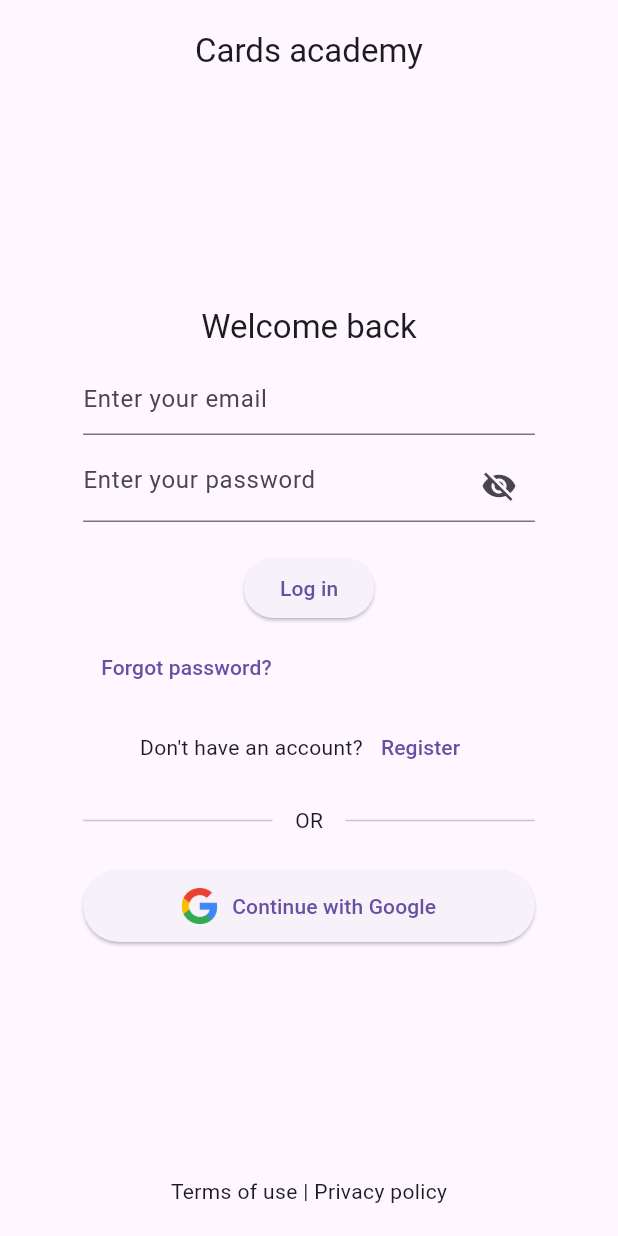
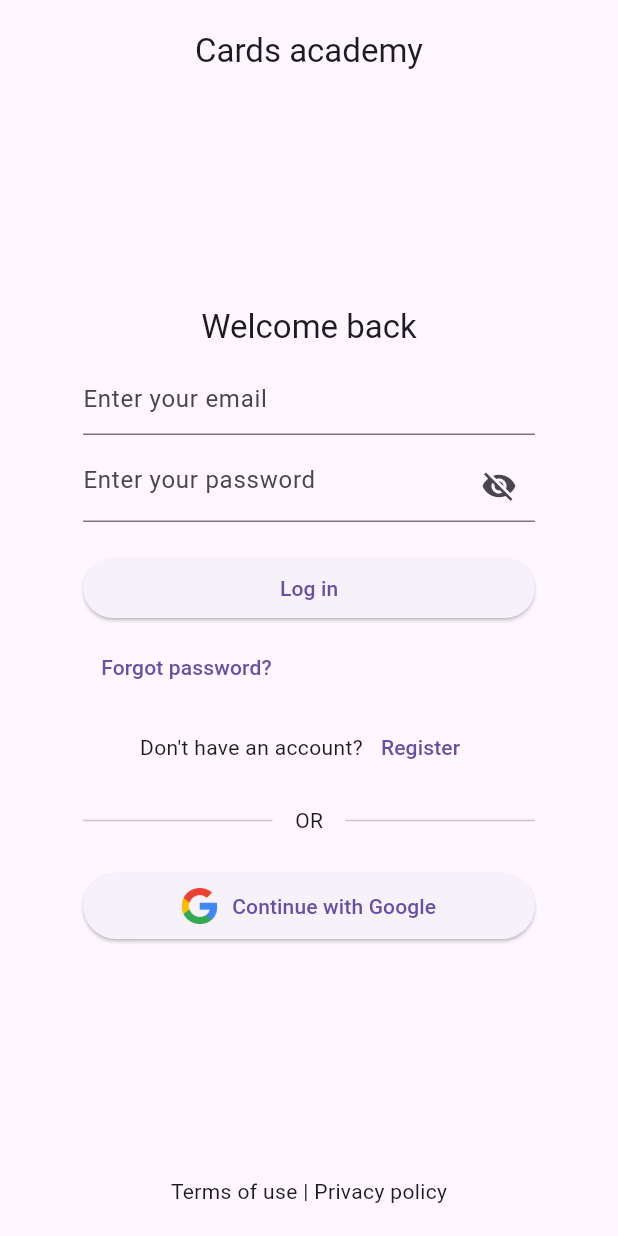
Before and after one commit to Teoneag/Shop-layout-1, a Flutter app: the screen it shows after launch, on a phone screen of 412 x 824 dp. Run offline on Flutter 3.47's test engine with Material 2 defaults, Android fonts, the light colour scheme and no system bars; our stand-ins replace cloud_firestore, email_validator, firebase_auth, firebase_core; accounts and stored records are empty; generated files the repository leaves out were written again.

Commit message:
login-2-step-4

```diff
--- a/lib/main.dart
+++ b/lib/main.dart
@@ -36,7 +36,7 @@ class MyApp extends StatelessWidget {
         brightness: Brightness.dark,
       ),
       themeMode: ThemeMode.system,
-      routes: routes,
+      onGenerateRoute: generateLocalRoutes,
       home: StreamBuilder<User?>(
         stream: FirebaseAuth.instance.authStateChanges(),
         builder: (context, snapshot) {
--- a/lib/screens/login_screen.dart
+++ b/lib/screens/login_screen.dart
@@ -1,19 +1,18 @@
 import 'package:flutter/material.dart';
-import 'package:shop_layout_1/widgets/auth_widgets.dart';
-import '/utils/consts.dart';
+import '/widgets/auth_widgets.dart';
 import '/utils/utils.dart';
 import '/utils/routes.dart';
 import '/firebase/auth_methods.dart';
 
-// TODO: add forgot password, veify email
+// TODO: what to do with the snake dialogs, should i add open email?
 // TODO: there is not user, wrong password, no internet, bad email for forgot password, other errors
-// TODO: modify the register screen
-// add language support
-// terms of use & privacy policy
-// TODO: widget vs stateless widget
+// TODO: add language support
+// TODO: terms of use & privacy policy
 
 class LoginScreen extends StatefulWidget {
-  const LoginScreen({super.key});
+  final String? initialEmail;
+
+  const LoginScreen({super.key, this.initialEmail});
 
   @override
   State<LoginScreen> createState() => _LoginScreenState();
@@ -25,8 +24,12 @@ class _LoginScreenState extends State<LoginScreen> {
   final _formKey = GlobalKey<FormState>();
   final BoolWrapper _obscureText = BoolWrapper(true);
   bool _isLoading = false;
-  bool _isForgotLoading = false;
-  bool _isEmailSend = false;
+
+  @override
+  void initState() {
+    super.initState();
+    _emailC.text = widget.initialEmail ?? '';
+  }
 
   @override
   void dispose() {
@@ -35,84 +38,54 @@ class _LoginScreenState extends State<LoginScreen> {
     super.dispose();
   }
 
-  Future _loginUser() async {
+  Future _login() async {
     if (_formKey.currentState!.validate() == false) return;
     setState(() {
       _isLoading = true;
     });
     String res = await AuthM.loginUser(_emailC.text, _passC.text);
-    if (res != successS) {} // TODO: handel the errors
+    if (res != successS) {
+      if (res == verifyEmailS) {
+        Navigator.of(context).pushNamedAndRemoveUntil(
+          Routes.verifyEmail,
+          (_) => false,
+          arguments: _emailC.text,
+        );
+      }
+    } // TODO: handel the errors
     showSnackBar(res, context);
     if (res == successS) {
-      Navigator.of(context)
-          .pushNamedAndRemoveUntil(Routes.home, (route) => false);
+      Navigator.of(context).pushNamedAndRemoveUntil(
+        Routes.home,
+        (_) => false,
+      );
     }
     setState(() {
       _isLoading = false;
     });
   }
 
-  Future _forgotPassword() async {
-    setState(() {
-      _isForgotLoading = true;
-    });
-
-    String res = await AuthM.forgotPassword(_emailC.text);
-    showSnackBar(res, context);
-    if (res == successS) {
-      setState(() {
-        _isEmailSend = true;
-      });
-    }
-    setState(() {
-      _isForgotLoading = false;
-    });
-  }
-
   @override
   Widget build(BuildContext context) {
-    return Scaffold(
-      body: Center(
-        child: Container(
-          padding: const EdgeInsets.all(20),
-          width: 300 + MediaQuery.of(context).size.width * 0.1,
-          child: Form(
-            key: _formKey,
-            child: Column(
-              children: [
-                Text(appName, style: Theme.of(context).textTheme.titleLarge),
-                const Spacer(),
-                Text('Welcome back',
-                    style: Theme.of(context).textTheme.titleLarge),
+    return centerFormScaffol(
+      context,
+      _formKey,
+      [
+        Text('Welcome back', style: Theme.of(context).textTheme.titleLarge),
         const SizedBox(height: 10),
         emailField(_emailC),
         const SizedBox(height: 10),
         passField(_passC, _obscureText, setState),
         const SizedBox(height: 20),
-                ElevatedButton(
-                  onPressed: _loginUser,
-                  child: _isLoading ? loadingCenter() : const Text('Log in'),
-                ),
+        customButton1('Log in', _login, _isLoading),
         const SizedBox(height: 5),
         Align(
           alignment: Alignment.centerLeft,
-                  child: _isForgotLoading
-                      ? loadingCenter()
-                      : Row(
-                          children: [
-                            TextButton(
-                              onPressed: () => _forgotPassword(),
-                              child: _isEmailSend
-                                  ? const Text('Resend email')
-                                  : const Text('Forgot password?'),
-                            ),
-                            _isEmailSend
-                                ? const Text(
-                                    'Email send. Check inbox!',
-                                    style: TextStyle(color: Colors.green),
-                                  )
-                                : Container(),
-                          ],
+          child: TextButton(
+            onPressed: () => Navigator.of(context).pushNamedAndRemoveUntil(
+                Routes.forgotPassowrd, (_) => false,
+                arguments: _emailC.text),
+            child: const Text('Forgot password?'),
           ),
         ),
         const SizedBox(height: 5),
@@ -122,7 +95,9 @@ class _LoginScreenState extends State<LoginScreen> {
             const Text("Don't have an account?"),
             TextButton(
               onPressed: () {
-                        Navigator.pushNamed(context, Routes.register);
+                Navigator.pushNamedAndRemoveUntil(
+                    context, Routes.register, (_) => false,
+                    arguments: _emailC.text);
               },
               child: const Text('Register'),
             ),
@@ -132,13 +107,7 @@ class _LoginScreenState extends State<LoginScreen> {
         orSeparator(),
         const SizedBox(height: 23),
         continueWithGoogleButton(context),
-                const Spacer(),
-                const Text('Terms of use | Privacy policy'),
       ],
-            ),
-          ),
-        ),
-      ),
     );
   }
 }
--- a/lib/utils/dialogs.dart
+++ b/lib/utils/dialogs.dart
@@ -1,4 +1,5 @@
 import 'package:flutter/material.dart';
+import 'package:shop_layout_1/utils/utils.dart';
 import '/firebase/auth_methods.dart';
 import '/utils/routes.dart';
 
@@ -21,6 +22,7 @@ class LogOutDialog extends StatelessWidget {
               await AuthM.signOut();
               Navigator.of(context)
                   .pushNamedAndRemoveUntil(Routes.login, (route) => false);
+              showSnackBar(successS, context);
             },
             child: const Text('Log out')),
       ],
--- a/lib/widgets/auth_widgets.dart
+++ b/lib/widgets/auth_widgets.dart
@@ -4,11 +4,47 @@ import 'package:shop_layout_1/utils/utils.dart';
 import '/firebase/auth_methods.dart';
 import '/utils/consts.dart';
 
+Widget centerFormScaffol(
+    BuildContext context, GlobalKey formKey, List<Widget> children) {
+  return Scaffold(
+    body: Center(
+      child: Container(
+        padding: const EdgeInsets.all(20),
+        width: 300 + MediaQuery.of(context).size.width * 0.1,
+        child: Form(
+          key: formKey,
+          child: Column(
+            children: [
+              Text(appName, style: Theme.of(context).textTheme.titleLarge),
+              const Spacer(),
+              ...children,
+              const Spacer(),
+              const Text('Terms of use | Privacy policy'),
+            ],
+          ),
+        ),
+      ),
+    ),
+  );
+}
+
+Widget customButton1(String text, VoidCallback onPressed, bool isLoading) {
+  return isLoading
+      ? loadingCPTextSize()
+      : ElevatedButton(
+          onPressed: onPressed,
+          child: Row(
+            mainAxisAlignment: MainAxisAlignment.center,
+            children: [Text(text)],
+          ),
+        );
+}
+
 Widget continueWithGoogleButton(BuildContext context) {
   return ElevatedButton(
     onPressed: () => AuthM.signInWithGoogle(context),
     child: Padding(
-      padding: const EdgeInsets.all(12),
+      padding: const EdgeInsets.all(10),
       child: Row(
         mainAxisAlignment: MainAxisAlignment.center,
         children: [
```
Also changed, not shown: lib/firebase/auth_methods.dart (+17 -0 lines), lib/screens/forgot_password_screen.dart (added, +98 -0 lines), lib/screens/register_screen.dart (+26 -33 lines), lib/screens/verify_email_screen.dart (added, +86 -0 lines), lib/utils/routes.dart (+29 -1 lines), lib/utils/utils.dart (+6 -2 lines). Lines whose indentation alone changed are shown as unchanged.
